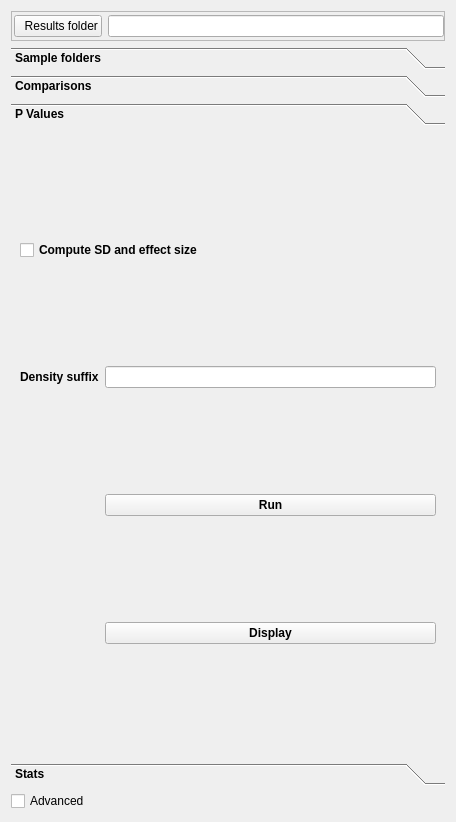
Before: the Qt Designer form ClearMap/gui/creator/group_analysis_tab.ui in ClearAnatomics/ClearMap, drawn with Qt 5.
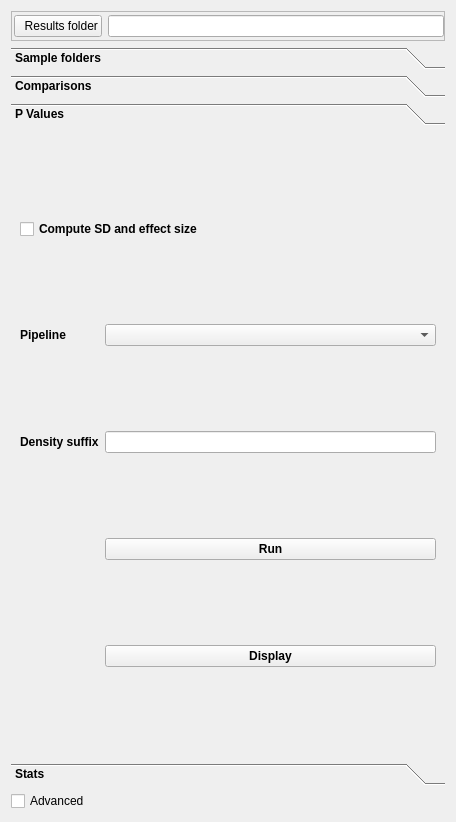
After: the same form once the commit is applied. Icons and pictures are not drawn.

Commit message: IMPROVEMENT: Adds pipeline selection to Group Analysis (to select density maps based on pipeline)

The edit to the form file:
```diff
--- a/ClearMap/gui/creator/group_analysis_tab.ui
+++ b/ClearMap/gui/creator/group_analysis_tab.ui
@@ -178,24 +178,24 @@
        <string>P Values</string>
       </attribute>
       <layout class="QGridLayout" name="gridLayout_2">
-       <item row="0" column="0" colspan="2">
-        <widget class="QCheckBox" name="computeSdAndEffectSizeCheckBox">
+       <item row="4" column="1">
+        <widget class="QPushButton" name="plotPValsPushButton">
          <property name="text">
-          <string>Compute SD and effect size</string>
+          <string>Display</string>
          </property>
         </widget>
        </item>
-       <item row="1" column="0">
+       <item row="2" column="1">
+        <widget class="QLineEdit" name="densitySuffixTextFilterLineEdit"/>
+       </item>
+       <item row="2" column="0">
         <widget class="QLabel" name="densitySuffixTextFilterLabel">
          <property name="text">
           <string>Density suffix</string>
          </property>
         </widget>
        </item>
-       <item row="1" column="1">
-        <widget class="QLineEdit" name="densitySuffixTextFilterLineEdit"/>
-       </item>
-       <item row="2" column="1">
+       <item row="3" column="1">
         <widget class="QPushButton" name="runPValsPushButton">
          <property name="toolTip">
           <string>&lt;html&gt;&lt;head/&gt;&lt;body&gt;&lt;p&gt;Compute the p value maps for all the pairs of groups selected in the &lt;span style=&quot; font-style:italic;&quot;&gt;comparisons&lt;/span&gt; tab&lt;/p&gt;&lt;/body&gt;&lt;/html&gt;</string>
@@ -205,13 +205,23 @@
          </property>
         </widget>
        </item>
-       <item row="3" column="1">
-        <widget class="QPushButton" name="plotPValsPushButton">
+       <item row="0" column="0" colspan="2">
+        <widget class="QCheckBox" name="computeSdAndEffectSizeCheckBox">
          <property name="text">
-          <string>Display</string>
+          <string>Compute SD and effect size</string>
          </property>
         </widget>
        </item>
+       <item row="1" column="0">
+        <widget class="QLabel" name="densitySuffixTextFilterLabel_2">
+         <property name="text">
+          <string>Pipeline</string>
+         </property>
+        </widget>
+       </item>
+       <item row="1" column="1">
+        <widget class="QComboBox" name="batchPipelineNameComboBox"/>
+       </item>
       </layout>
      </widget>
      <widget class="QWidget" name="page_2">
```
